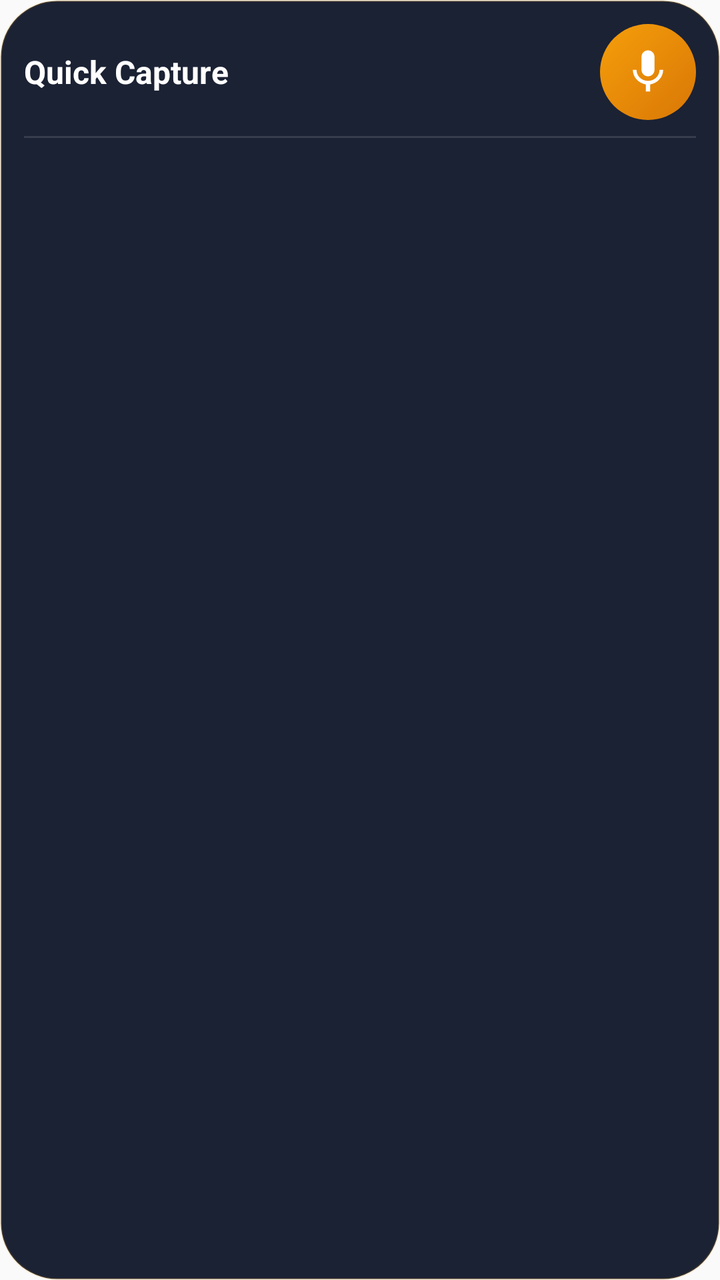
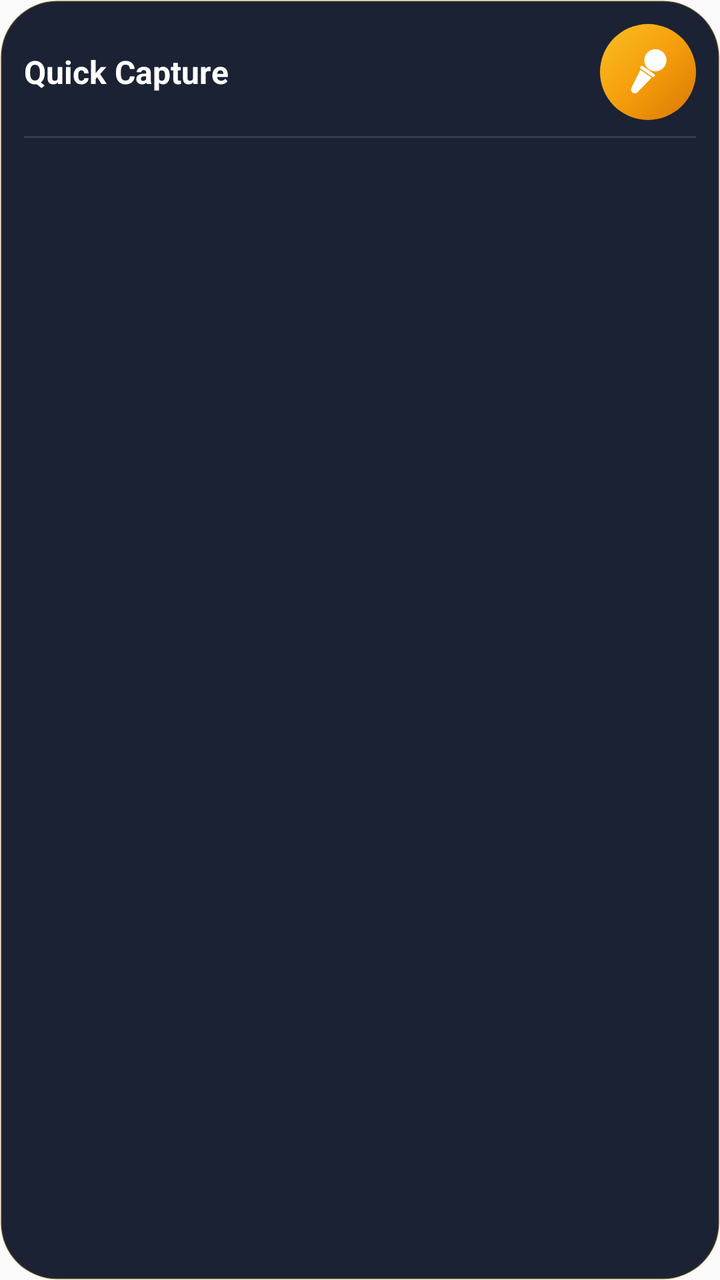

Two renders of the same Android screen: before a commit and after it. Below are the layout's source before the change and the commit's diff.
<!-- AndroidManifest.xml: application theme AppTheme -->
<!-- res/layout/widget_large.xml -->
<?xml version="1.0" encoding="utf-8"?>
<LinearLayout xmlns:android="http://schemas.android.com/apk/res/android"
    android:id="@+id/widget_root"
    android:layout_width="match_parent"
    android:layout_height="match_parent"
    android:background="@drawable/widget_panel"
    android:orientation="vertical"
    android:padding="12dp">

    
    <LinearLayout
        android:id="@+id/lg_header"
        android:layout_width="match_parent"
        android:layout_height="wrap_content"
        android:gravity="center_vertical"
        android:orientation="horizontal">

        <LinearLayout
            android:layout_width="0dp"
            android:layout_height="wrap_content"
            android:layout_weight="1"
            android:orientation="vertical">
            <TextView
                android:layout_width="wrap_content"
                android:layout_height="wrap_content"
                android:maxLines="1"
                android:text="Quick Capture"
                android:textColor="#FFFFFFFF"
                android:textSize="16sp"
                android:textStyle="bold" />
            <TextView
                android:id="@+id/lg_subtitle"
                android:layout_width="wrap_content"
                android:layout_height="wrap_content"
                android:ellipsize="end"
                android:maxLines="1"
                android:textColor="#99FFFFFF"
                android:textSize="11sp"
                android:visibility="gone" />
        </LinearLayout>

        <TextView
            android:id="@+id/lg_pending"
            android:layout_width="wrap_content"
            android:layout_height="wrap_content"
            android:layout_marginStart="6dp"
            android:background="@drawable/widget_badge"
            android:maxLines="1"
            android:paddingStart="8dp"
            android:paddingTop="3dp"
            android:paddingEnd="8dp"
            android:paddingBottom="3dp"
            android:textColor="#FFFCD34D"
            android:textSize="11sp"
            android:textStyle="bold"
            android:visibility="gone" />

        <FrameLayout
            android:id="@+id/lg_mic"
            android:layout_width="48dp"
            android:layout_height="48dp"
            android:layout_marginStart="8dp"
            android:contentDescription="Start Quick Capture">
            <ImageView
                android:id="@+id/lg_mic_bg"
                android:layout_width="match_parent"
                android:layout_height="match_parent"
                android:src="@drawable/widget_bg_idle"
                android:importantForAccessibility="no" />
            <ImageView
                android:id="@+id/lg_mic_icon"
                android:layout_width="26dp"
                android:layout_height="26dp"
                android:layout_gravity="center"
                android:src="@drawable/ic_mic_white"
                android:importantForAccessibility="no" />
        </FrameLayout>
    </LinearLayout>

    <ImageView
        android:layout_width="match_parent"
        android:layout_height="1dp"
        android:layout_marginTop="8dp"
        android:layout_marginBottom="4dp"
        android:src="@drawable/widget_divider"
        android:scaleType="fitXY"
        android:importantForAccessibility="no" />

    <FrameLayout
        android:layout_width="match_parent"
        android:layout_height="0dp"
        android:layout_weight="1">

        
        <LinearLayout
            android:id="@+id/lg_list"
            android:layout_width="match_parent"
            android:layout_height="wrap_content"
            android:orientation="vertical">
            <LinearLayout
                android:id="@+id/lg_row1"
                android:layout_width="match_parent"
                android:layout_height="wrap_content"
                android:gravity="center_vertical"
                android:orientation="horizontal"
                android:paddingTop="5dp"
                android:paddingBottom="5dp"
                android:visibility="gone">
                <TextView
                    android:id="@+id/lg_row1_icon"
                    android:layout_width="24dp"
                    android:layout_height="wrap_content"
                    android:textSize="14sp" />
                <TextView
                    android:id="@+id/lg_row1_title"
                    android:layout_width="0dp"
                    android:layout_height="wrap_content"
                    android:layout_weight="1"
                    android:ellipsize="end"
                    android:maxLines="1"
                    android:textColor="#FFFFFFFF"
                    android:textSize="13sp" />
                <TextView
                    android:id="@+id/lg_row1_dot"
                    android:layout_width="wrap_content"
                    android:layout_height="wrap_content"
                    android:layout_marginStart="4dp"
                    android:text="●"
                    android:textColor="#FFF59E0B"
                    android:textSize="10sp"
                    android:visibility="gone" />
                <TextView
                    android:id="@+id/lg_row1_time"
                    android:layout_width="wrap_content"
                    android:layout_height="wrap_content"
                    android:layout_marginStart="8dp"
                    android:maxLines="1"
                    android:textColor="#99FFFFFF"
                    android:textSize="11sp" />
            </LinearLayout>
            <LinearLayout
                android:id="@+id/lg_row2"
                android:layout_width="match_parent"
                android:layout_height="wrap_content"
                android:gravity="center_vertical"
                android:orientation="horizontal"
                android:paddingTop="5dp"
                android:paddingBottom="5dp"
                android:visibility="gone">
                <TextView
                    android:id="@+id/lg_row2_icon"
                    android:layout_width="24dp"
                    android:layout_height="wrap_content"
                    android:textSize="14sp" />
                <TextView
                    android:id="@+id/lg_row2_title"
                    android:layout_width="0dp"
                    android:layout_height="wrap_content"
                    android:layout_weight="1"
                    android:ellipsize="end"
                    android:maxLines="1"
                    android:textColor="#FFFFFFFF"
                    android:textSize="13sp" />
                <TextView
                    android:id="@+id/lg_row2_dot"
                    android:layout_width="wrap_content"
                    android:layout_height="wrap_content"
                    android:layout_marginStart="4dp"
                    android:text="●"
                    android:textColor="#FFF59E0B"
                    android:textSize="10sp"
                    android:visibility="gone" />
                <TextView
                    android:id="@+id/lg_row2_time"
                    android:layout_width="wrap_content"
                    android:layout_height="wrap_content"
                    android:layout_marginStart="8dp"
                    android:maxLines="1"
                    android:textColor="#99FFFFFF"
                    android:textSize="11sp" />
            </LinearLayout>
            <LinearLayout
                android:id="@+id/lg_row3"
                android:layout_width="match_parent"
                android:layout_height="wrap_content"
                android:gravity="center_vertical"
                android:orientation="horizontal"
                android:paddingTop="5dp"
                android:paddingBottom="5dp"
                android:visibility="gone">
                <TextView
                    android:id="@+id/lg_row3_icon"
                    android:layout_width="24dp"
                    android:layout_height="wrap_content"
                    android:textSize="14sp" />
                <TextView
                    android:id="@+id/lg_row3_title"
                    android:layout_width="0dp"
                    android:layout_height="wrap_content"
                    android:layout_weight="1"
                    android:ellipsize="end"
                    android:maxLines="1"
                    android:textColor="#FFFFFFFF"
                    android:textSize="13sp" />
                <TextView
                    android:id="@+id/lg_row3_dot"
                    android:layout_width="wrap_content"
                    android:layout_height="wrap_content"
                    android:layout_marginStart="4dp"
                    android:text="●"
                    android:textColor="#FFF59E0B"
                    android:textSize="10sp"
                    android:visibility="gone" />
                <TextView
                    android:id="@+id/lg_row3_time"
                    android:layout_width="wrap_content"
                    android:layout_height="wrap_content"
                    android:layout_marginStart="8dp"
                    android:maxLines="1"
                    android:textColor="#99FFFFFF"
                    android:textSize="11sp" />
            </LinearLayout>
            <LinearLayout
                android:id="@+id/lg_row4"
                android:layout_width="match_parent"
                android:layout_height="wrap_content"
                android:gravity="center_vertical"
                android:orientation="horizontal"
                android:paddingTop="5dp"
                android:paddingBottom="5dp"
                android:visibility="gone">
                <TextView
                    android:id="@+id/lg_row4_icon"
                    android:layout_width="24dp"
                    android:layout_height="wrap_content"
                    android:textSize="14sp" />
                <TextView
                    android:id="@+id/lg_row4_title"
                    android:layout_width="0dp"
                    android:layout_height="wrap_content"
                    android:layout_weight="1"
                    android:ellipsize="end"
                    android:maxLines="1"
                    android:textColor="#FFFFFFFF"
                    android:textSize="13sp" />
                <TextView
                    android:id="@+id/lg_row4_dot"
                    android:layout_width="wrap_content"
                    android:layout_height="wrap_content"
                    android:layout_marginStart="4dp"
                    android:text="●"
                    android:textColor="#FFF59E0B"
                    android:textSize="10sp"
                    android:visibility="gone" />
                <TextView
                    android:id="@+id/lg_row4_time"
                    android:layout_width="wrap_content"
                    android:layout_height="wrap_content"
                    android:layout_marginStart="8dp"
                    android:maxLines="1"
                    android:textColor="#99FFFFFF"
                    android:textSize="11sp" />
            </LinearLayout>
            <LinearLayout
                android:id="@+id/lg_row5"
                android:layout_width="match_parent"
                android:layout_height="wrap_content"
                android:gravity="center_vertical"
                android:orientation="horizontal"
                android:paddingTop="5dp"
                android:paddingBottom="5dp"
                android:visibility="gone">
                <TextView
                    android:id="@+id/lg_row5_icon"
                    android:layout_width="24dp"
                    android:layout_height="wrap_content"
                    android:textSize="14sp" />
                <TextView
                    android:id="@+id/lg_row5_title"
                    android:layout_width="0dp"
                    android:layout_height="wrap_content"
                    android:layout_weight="1"
                    android:ellipsize="end"
                    android:maxLines="1"
                    android:textColor="#FFFFFFFF"
                    android:textSize="13sp" />
                <TextView
                    android:id="@+id/lg_row5_dot"
                    android:layout_width="wrap_content"
                    android:layout_height="wrap_content"
                    android:layout_marginStart="4dp"
                    android:text="●"
                    android:textColor="#FFF59E0B"
                    android:textSize="10sp"
                    android:visibility="gone" />
                <TextView
                    android:id="@+id/lg_row5_time"
                    android:layout_width="wrap_content"
                    android:layout_height="wrap_content"
                    android:layout_marginStart="8dp"
                    android:maxLines="1"
                    android:textColor="#99FFFFFF"
                    android:textSize="11sp" />
            </LinearLayout>
        </LinearLayout>

        <TextView
            android:id="@+id/lg_empty"
            android:layout_width="match_parent"
            android:layout_height="match_parent"
            android:gravity="center"
            android:textColor="#B3FFFFFF"
            android:textSize="13sp"
            android:visibility="gone" />

        
        <LinearLayout
            android:id="@+id/lg_rec"
            android:layout_width="match_parent"
            android:layout_height="match_parent"
            android:gravity="center"
            android:orientation="vertical"
            android:visibility="gone">
            <LinearLayout
                android:layout_width="wrap_content"
                android:layout_height="wrap_content"
                android:gravity="center_vertical"
                android:orientation="horizontal">
                <ProgressBar
                    android:layout_width="12dp"
                    android:layout_height="12dp"
                    android:indeterminate="true"
                    android:indeterminateDrawable="@drawable/widget_pulse_dot" />
                <TextView
                    android:layout_width="wrap_content"
                    android:layout_height="wrap_content"
                    android:layout_marginStart="8dp"
                    android:text="Recording"
                    android:textColor="#FFFFFFFF"
                    android:textSize="16sp"
                    android:textStyle="bold" />
                <Chronometer
                    android:id="@+id/lg_chrono"
                    android:layout_width="wrap_content"
                    android:layout_height="wrap_content"
                    android:layout_marginStart="10dp"
                    android:textColor="#FFF59E0B"
                    android:textSize="20sp"
                    android:textStyle="bold" />
            </LinearLayout>
            <TextView
                android:id="@+id/lg_stop"
                android:layout_width="wrap_content"
                android:layout_height="wrap_content"
                android:layout_marginTop="12dp"
                android:background="@drawable/widget_stop_button"
                android:contentDescription="Stop recording"
                android:paddingStart="32dp"
                android:paddingTop="12dp"
                android:paddingEnd="32dp"
                android:paddingBottom="12dp"
                android:text="■  Stop"
                android:textColor="#FFFFFFFF"
                android:textSize="17sp"
                android:textStyle="bold" />
        </LinearLayout>

        
        <LinearLayout
            android:id="@+id/lg_busy"
            android:layout_width="match_parent"
            android:layout_height="match_parent"
            android:gravity="center"
            android:orientation="horizontal"
            android:paddingStart="8dp"
            android:paddingEnd="8dp"
            android:visibility="gone">
            <ProgressBar
                android:id="@+id/lg_spinner"
                android:layout_width="18dp"
                android:layout_height="18dp"
                android:layout_marginEnd="8dp"
                android:indeterminate="true"
                android:indeterminateTint="#FFF59E0B" />
            <TextView
                android:id="@+id/lg_busy_text"
                android:layout_width="wrap_content"
                android:layout_height="wrap_content"
                android:ellipsize="end"
                android:gravity="center"
                android:maxLines="2"
                android:textColor="#FFFFFFFF"
                android:textSize="15sp"
                android:textStyle="bold" />
        </LinearLayout>
    </FrameLayout>
</LinearLayout>
<!-- resources referenced by this layout -->
<resources>
  <!-- drawable ic_mic_white (drawable) -->
  <vector xmlns:android="http://schemas.android.com/apk/res/android" android:width="24dp" android:height="24dp" android:viewportWidth="24" android:viewportHeight="24">
      <path android:fillColor="#FFFFFFFF" android:pathData="M12,14c1.66,0 2.99,-1.34 2.99,-3L15,5c0,-1.66 -1.34,-3 -3,-3S9,3.34 9,5v6c0,1.66 1.34,3 3,3zM17.3,11c0,3 -2.54,5.1 -5.3,5.1S6.7,14 6.7,11L5,11c0,3.41 2.72,6.23 6,6.72L11,21h2v-3.28c3.28,-0.48 6,-3.3 6,-6.72h-1.7z"/>
  </vector>
  <!-- drawable widget_badge (drawable) -->
  <shape xmlns:android="http://schemas.android.com/apk/res/android" android:shape="rectangle">
      <solid android:color="#33F59E0B"/>
      <corners android:radius="10dp"/>
  </shape>
  <!-- drawable widget_bg_idle (drawable) -->
  <shape xmlns:android="http://schemas.android.com/apk/res/android" android:shape="oval">
      <gradient android:angle="315" android:startColor="#FFF59E0B" android:endColor="#FFD97706"/>
  </shape>
  <!-- drawable widget_divider (drawable) -->
  <shape xmlns:android="http://schemas.android.com/apk/res/android" android:shape="rectangle">
      <solid android:color="#1FFFFFFF"/>
      <size android:height="1dp"/>
  </shape>
  <!-- drawable widget_panel (drawable) -->
  <shape xmlns:android="http://schemas.android.com/apk/res/android" android:shape="rectangle">
      <solid android:color="#F20F172A"/>
      <stroke android:width="1dp" android:color="#26F59E0B"/>
      <corners android:radius="@dimen/widget_radius"/>
  </shape>
  <!-- drawable widget_pulse_dot (drawable) -->
  <animation-list xmlns:android="http://schemas.android.com/apk/res/android" android:oneshot="false">
      <item android:duration="140"><shape android:shape="oval"><solid android:color="#FFEF4444"/><size android:width="12dp" android:height="12dp"/></shape></item>
      <item android:duration="140"><shape android:shape="oval"><solid android:color="#CCEF4444"/><size android:width="12dp" android:height="12dp"/></shape></item>
      <item android:duration="140"><shape android:shape="oval"><solid android:color="#99EF4444"/><size android:width="12dp" android:height="12dp"/></shape></item>
      <item android:duration="140"><shape android:shape="oval"><solid android:color="#66EF4444"/><size android:width="12dp" android:height="12dp"/></shape></item>
      <item android:duration="140"><shape android:shape="oval"><solid android:color="#99EF4444"/><size android:width="12dp" android:height="12dp"/></shape></item>
      <item android:duration="140"><shape android:shape="oval"><solid android:color="#CCEF4444"/><size android:width="12dp" android:height="12dp"/></shape></item>
  </animation-list>
  <!-- drawable widget_stop_button (drawable) -->
  <shape xmlns:android="http://schemas.android.com/apk/res/android" android:shape="rectangle">
      <gradient android:angle="315" android:startColor="#FFF97316" android:endColor="#FFDC2626"/>
      <corners android:radius="@dimen/widget_inner_radius"/>
  </shape>
  <style name="AppTheme" parent="Theme.AppCompat.Light.DarkActionBar">
          <item name="colorPrimary">@color/colorPrimary</item>
          <item name="colorPrimaryDark">@color/colorPrimaryDark</item>
          <item name="colorAccent">@color/colorAccent</item>
      </style>
  <dimen name="widget_radius">20dp</dimen>
  <dimen name="widget_inner_radius">12dp</dimen>
  <color name="colorPrimary">#0F172A</color>
  <color name="colorPrimaryDark">#0F172A</color>
  <color name="colorAccent">#F59E0B</color>
</resources>

<!-- the commit's change to res/layout/widget_large.xml (unified diff, before → after) -->
@@ -371,27 +371,68 @@
             android:layout_width="match_parent"
             android:layout_height="match_parent"
             android:gravity="center"
-            android:orientation="horizontal"
+            android:orientation="vertical"
             android:paddingStart="8dp"
             android:paddingEnd="8dp"
             android:visibility="gone">
-            <ProgressBar
-                android:id="@+id/lg_spinner"
-                android:layout_width="18dp"
-                android:layout_height="18dp"
-                android:layout_marginEnd="8dp"
-                android:indeterminate="true"
-                android:indeterminateTint="#FFF59E0B" />
-            <TextView
-                android:id="@+id/lg_busy_text"
-                android:layout_width="wrap_content"
-                android:layout_height="wrap_content"
-                android:ellipsize="end"
-                android:gravity="center"
-                android:maxLines="2"
-                android:textColor="#FFFFFFFF"
-                android:textSize="15sp"
-                android:textStyle="bold" />
+            <LinearLayout
+                android:layout_width="wrap_content"
+                android:layout_height="wrap_content"
+                android:gravity="center_vertical"
+                android:orientation="horizontal">
+                <ProgressBar
+                    android:id="@+id/lg_spinner"
+                    android:layout_width="18dp"
+                    android:layout_height="18dp"
+                    android:layout_marginEnd="8dp"
+                    android:indeterminate="true"
+                    android:indeterminateTint="#FFF59E0B" />
+                <TextView
+                    android:id="@+id/lg_busy_text"
+                    android:layout_width="wrap_content"
+                    android:layout_height="wrap_content"
+                    android:ellipsize="end"
+                    android:gravity="center"
+                    android:maxLines="2"
+                    android:textColor="#FFFFFFFF"
+                    android:textSize="15sp"
+                    android:textStyle="bold" />
+            </LinearLayout>
+            <LinearLayout
+                android:id="@+id/lg_actions"
+                android:layout_width="wrap_content"
+                android:layout_height="wrap_content"
+                android:layout_marginTop="10dp"
+                android:orientation="horizontal"
+                android:visibility="gone">
+                <TextView
+                    android:id="@+id/lg_action1"
+                    android:layout_width="wrap_content"
+                    android:layout_height="wrap_content"
+                    android:background="@drawable/widget_badge"
+                    android:paddingStart="16dp"
+                    android:paddingTop="8dp"
+                    android:paddingEnd="16dp"
+                    android:paddingBottom="8dp"
+                    android:text="Undo"
+                    android:textColor="#FFFCD34D"
+                    android:textSize="14sp"
+                    android:textStyle="bold" />
+                <TextView
+                    android:id="@+id/lg_action2"
+                    android:layout_width="wrap_content"
+                    android:layout_height="wrap_content"
+                    android:layout_marginStart="10dp"
+                    android:background="@drawable/widget_badge"
+                    android:paddingStart="16dp"
+                    android:paddingTop="8dp"
+                    android:paddingEnd="16dp"
+                    android:paddingBottom="8dp"
+                    android:text="Move"
+                    android:textColor="#FFFCD34D"
+                    android:textSize="14sp"
+                    android:textStyle="bold" />
+            </LinearLayout>
         </LinearLayout>
     </FrameLayout>
 </LinearLayout>
<!-- resource entries referenced after the edit -->
@@ -1,8 +1,14 @@
 <!-- resources referenced by this layout -->
 <resources>
   <!-- drawable ic_mic_white (drawable) -->
-  <vector xmlns:android="http://schemas.android.com/apk/res/android" android:width="24dp" android:height="24dp" android:viewportWidth="24" android:viewportHeight="24">
-      <path android:fillColor="#FFFFFFFF" android:pathData="M12,14c1.66,0 2.99,-1.34 2.99,-3L15,5c0,-1.66 -1.34,-3 -3,-3S9,3.34 9,5v6c0,1.66 1.34,3 3,3zM17.3,11c0,3 -2.54,5.1 -5.3,5.1S6.7,14 6.7,11L5,11c0,3.41 2.72,6.23 6,6.72L11,21h2v-3.28c3.28,-0.48 6,-3.3 6,-6.72h-1.7z"/>
+  <?xml version="1.0" encoding="utf-8"?>
+  <vector xmlns:android="http://schemas.android.com/apk/res/android"
+      xmlns:aapt="http://schemas.android.com/aapt"
+      android:width="24dp" android:height="24dp"
+      android:viewportWidth="1024" android:viewportHeight="1024">
+      <path android:pathData="M439.13 280.32A218.32 218.32 0 1 0 875.77 280.32A218.32 218.32 0 1 0 439.13 280.32Z" android:fillColor="#FFFFFFFF"/>
+      <path android:pathData="M411.51 396.84L632.08 551.28A32.75 32.75 0 0 1 640.12 596.89L640.12 596.89A32.75 32.75 0 0 1 594.51 604.93L373.94 450.49A32.75 32.75 0 0 1 365.9 404.88L365.9 404.88A32.75 32.75 0 0 1 411.51 396.84Z" android:fillColor="#FFFFFFFF"/>
+      <path android:pathData="M361.42 468.37L581.99 622.82L317.24 899.41A76.41 76.41 0 0 1 192.06 811.75Z" android:fillColor="#FFFFFFFF"/>
   </vector>
   <!-- drawable widget_badge (drawable) -->
   <shape xmlns:android="http://schemas.android.com/apk/res/android" android:shape="rectangle">
@@ -11,7 +17,7 @@
   </shape>
   <!-- drawable widget_bg_idle (drawable) -->
   <shape xmlns:android="http://schemas.android.com/apk/res/android" android:shape="oval">
-      <gradient android:angle="315" android:startColor="#FFF59E0B" android:endColor="#FFD97706"/>
+      <gradient android:angle="315" android:startColor="#FFFBBF24" android:centerColor="#FFF59E0B" android:endColor="#FFD97706"/>
   </shape>
   <!-- drawable widget_divider (drawable) -->
   <shape xmlns:android="http://schemas.android.com/apk/res/android" android:shape="rectangle">
